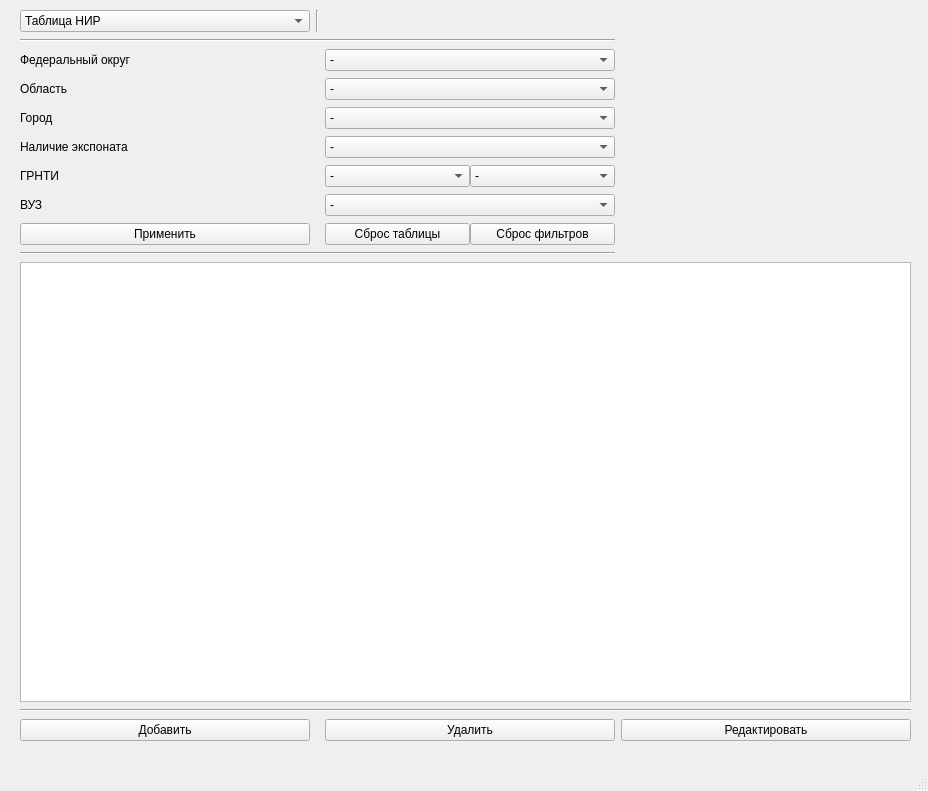
First picture: the form in MainForm.ui, repository KozlovIA/Qt-DataBase, before the edit.
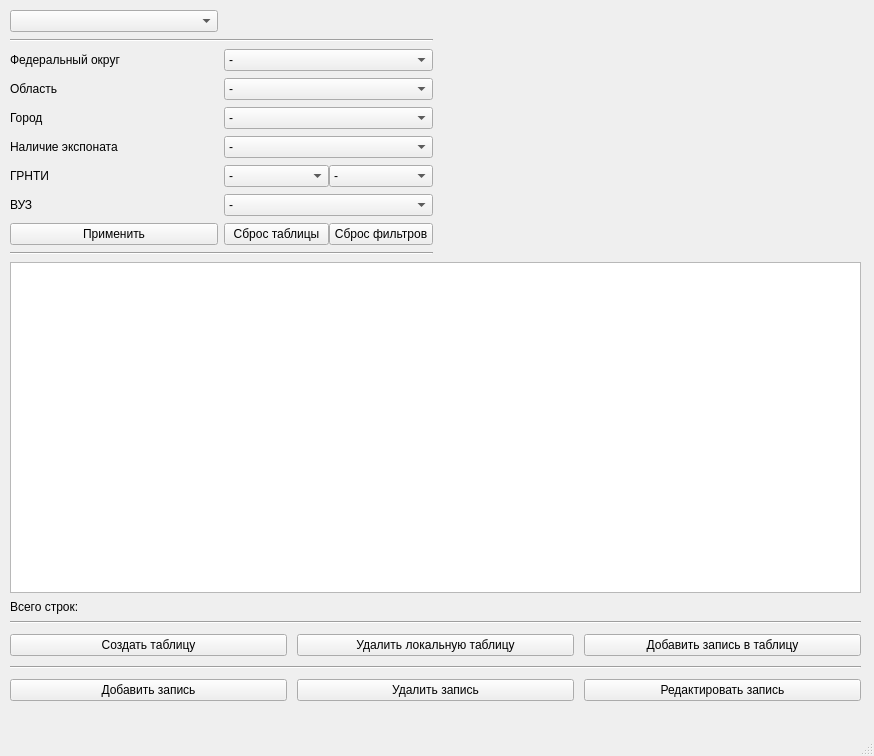
Second picture: the form after the edit. Icons and pictures are not drawn.

What changed in the file:
```diff
--- a/MainForm.ui
+++ b/MainForm.ui
@@ -9,8 +9,8 @@
    <rect>
     <x>0</x>
     <y>0</y>
-    <width>928</width>
-    <height>791</height>
+    <width>874</width>
+    <height>756</height>
    </rect>
   </property>
   <property name="sizePolicy">
@@ -39,13 +39,13 @@
    <widget class="QWidget" name="gridLayoutWidget">
     <property name="geometry">
      <rect>
-      <x>10</x>
+      <x>0</x>
       <y>0</y>
-      <width>911</width>
-      <height>751</height>
+      <width>871</width>
+      <height>711</height>
      </rect>
     </property>
-    <layout class="QGridLayout" name="gridLayout" rowstretch="0,0,0,0,0,0,0,0,0,0,0,0,0,0,0" columnstretch="0,0,0,0">
+    <layout class="QGridLayout" name="gridLayout" rowstretch="0,0,0,0,0,0,0,0,0,0,0,0,0,0" columnstretch="0,0,0,0">
      <property name="sizeConstraint">
       <enum>QLayout::SetNoConstraint</enum>
      </property>
@@ -67,16 +67,34 @@
      <property name="verticalSpacing">
       <number>7</number>
      </property>
-     <item row="7" column="2">
-      <widget class="QComboBox" name="university_cb">
-       <item>
-        <property name="text">
-         <string>-</string>
-        </property>
-       </item>
+     <item row="0" column="1" colspan="2">
+      <widget class="QLabel" name="dbInfo">
+       <property name="enabled">
+        <bool>true</bool>
+       </property>
+       <property name="text">
+        <string/>
+       </property>
+       <property name="alignment">
+        <set>Qt::AlignCenter</set>
+       </property>
       </widget>
      </item>
-     <item row="5" column="2">
+     <item row="3" column="0">
+      <widget class="QLabel" name="region_lb">
+       <property name="text">
+        <string>Область</string>
+       </property>
+      </widget>
+     </item>
+     <item row="1" column="0" colspan="2">
+      <widget class="Line" name="line_3">
+       <property name="orientation">
+        <enum>Qt::Horizontal</enum>
+       </property>
+      </widget>
+     </item>
+     <item row="5" column="1">
       <widget class="QComboBox" name="preference_exibit_cb">
        <item>
         <property name="text">
@@ -85,13 +103,6 @@
        </item>
       </widget>
      </item>
-     <item row="4" column="0">
-      <widget class="QLabel" name="city_lb">
-       <property name="text">
-        <string>Город</string>
-       </property>
-      </widget>
-     </item>
      <item row="2" column="0">
       <widget class="QLabel" name="federalDistrict_lb">
        <property name="text">
@@ -99,42 +110,10 @@
        </property>
       </widget>
      </item>
-     <item row="4" column="2">
-      <widget class="QComboBox" name="city_cb">
-       <item>
-        <property name="text">
-         <string>-</string>
-        </property>
-       </item>
-      </widget>
-     </item>
-     <item row="1" column="0" colspan="3">
-      <widget class="Line" name="line_3">
-       <property name="orientation">
-        <enum>Qt::Horizontal</enum>
-       </property>
-      </widget>
-     </item>
-     <item row="10" column="0" colspan="4">
-      <widget class="QTableView" name="tableView">
-       <property name="enabled">
-        <bool>true</bool>
-       </property>
-       <property name="editTriggers">
-        <set>QAbstractItemView::NoEditTriggers</set>
-       </property>
-       <property name="gridStyle">
-        <enum>Qt::SolidLine</enum>
-       </property>
-       <property name="sortingEnabled">
-        <bool>true</bool>
-       </property>
-      </widget>
-     </item>
-     <item row="9" column="0" colspan="3">
-      <widget class="Line" name="line_4">
-       <property name="orientation">
-        <enum>Qt::Horizontal</enum>
+     <item row="8" column="0">
+      <widget class="QPushButton" name="apply_filtering_bn">
+       <property name="text">
+        <string>Применить</string>
        </property>
       </widget>
      </item>
@@ -148,51 +127,83 @@
        </property>
       </widget>
      </item>
-     <item row="14" column="0">
-      <widget class="QPushButton" name="AddField">
-       <property name="text">
-        <string>Добавить</string>
-       </property>
+     <item row="8" column="1">
+      <layout class="QHBoxLayout" name="horizontalLayout">
+       <item>
+        <widget class="QPushButton" name="reset_table_filtering_bn">
+         <property name="text">
+          <string>Сброс таблицы</string>
+         </property>
+        </widget>
+       </item>
+       <item>
+        <widget class="QPushButton" name="reset_filtering_bn">
+         <property name="text">
+          <string>Сброс фильтров</string>
+         </property>
+        </widget>
+       </item>
+      </layout>
+     </item>
+     <item row="4" column="1">
+      <widget class="QComboBox" name="city_cb">
+       <item>
+        <property name="text">
+         <string>-</string>
+        </property>
+       </item>
       </widget>
      </item>
+     <item row="3" column="1">
+      <widget class="QComboBox" name="region_cb">
+       <item>
+        <property name="text">
+         <string>-</string>
+        </property>
+       </item>
+      </widget>
+     </item>
+     <item row="7" column="1">
+      <widget class="QComboBox" name="university_cb">
+       <item>
+        <property name="text">
+         <string>-</string>
+        </property>
+       </item>
+      </widget>
+     </item>
+     <item row="6" column="1">
+      <layout class="QHBoxLayout" name="horizontalLayout_3">
+       <item>
+        <widget class="QComboBox" name="GRNTI_1_cb">
+         <item>
+          <property name="text">
+           <string>-</string>
+          </property>
+         </item>
+        </widget>
+       </item>
+       <item>
+        <widget class="QComboBox" name="GRNTI_2_cb">
+         <item>
+          <property name="text">
+           <string>-</string>
+          </property>
+         </item>
+        </widget>
+       </item>
+      </layout>
+     </item>
      <item row="0" column="0">
-      <widget class="QComboBox" name="choiceTable">
+      <widget class="QComboBox" name="choiceTable"/>
+     </item>
+     <item row="2" column="1">
+      <widget class="QComboBox" name="federalDistrict_cb">
        <item>
         <property name="text">
-         <string>Таблица НИР</string>
+         <string>-</string>
         </property>
        </item>
-       <item>
-        <property name="text">
-         <string>Таблица ВУЗов</string>
-        </property>
-       </item>
-       <item>
-        <property name="text">
-         <string>Таблица ГРНТИ</string>
-        </property>
-       </item>
-      </widget>
-     </item>
-     <item row="14" column="3">
-      <widget class="QPushButton" name="EditField">
-       <property name="text">
-        <string>Редактировать</string>
-       </property>
-      </widget>
-     </item>
-     <item row="14" column="2">
-      <widget class="QPushButton" name="deleteButton">
-       <property name="text">
-        <string>Удалить</string>
-       </property>
-      </widget>
-     </item>
-     <item row="3" column="0">
-      <widget class="QLabel" name="region_lb">
-       <property name="text">
-        <string>Область</string>
-       </property>
       </widget>
      </item>
      <item row="7" column="0">
@@ -202,8 +213,8 @@
        </property>
       </widget>
      </item>
-     <item row="13" column="0" colspan="4">
-      <widget class="Line" name="line">
+     <item row="9" column="0" colspan="2">
+      <widget class="Line" name="line_4">
        <property name="orientation">
         <enum>Qt::Horizontal</enum>
        </property>
@@ -216,89 +227,97 @@
        </property>
       </widget>
      </item>
-     <item row="6" column="2">
-      <layout class="QHBoxLayout" name="horizontalLayout_3">
-       <item>
-        <widget class="QComboBox" name="GRNTI_1_cb">
-         <item>
-          <property name="text">
-           <string>-</string>
-          </property>
-         </item>
-        </widget>
-       </item>
-       <item>
-        <widget class="QComboBox" name="GRNTI_2_cb">
-         <item>
-          <property name="text">
-           <string>-</string>
-          </property>
-         </item>
-        </widget>
-       </item>
-      </layout>
-     </item>
-     <item row="0" column="1">
-      <widget class="Line" name="line_2">
-       <property name="orientation">
-        <enum>Qt::Vertical</enum>
+     <item row="13" column="0" colspan="4">
+      <layout class="QGridLayout" name="gridLayout_2">
+       <property name="spacing">
+        <number>10</number>
        </property>
-      </widget>
+       <item row="2" column="0" colspan="3">
+        <widget class="Line" name="line">
+         <property name="orientation">
+          <enum>Qt::Horizontal</enum>
+         </property>
+        </widget>
+       </item>
+       <item row="1" column="0">
+        <widget class="QPushButton" name="CreateNewTable_bn">
+         <property name="text">
+          <string>Создать таблицу</string>
+         </property>
+        </widget>
+       </item>
+       <item row="1" column="1">
+        <widget class="QPushButton" name="deleteTable_bn">
+         <property name="text">
+          <string>Удалить локальную таблицу</string>
+         </property>
+        </widget>
+       </item>
+       <item row="1" column="2">
+        <widget class="QPushButton" name="editEntery_bn">
+         <property name="text">
+          <string>Добавить запись в таблицу</string>
+         </property>
+        </widget>
+       </item>
+       <item row="3" column="2">
+        <widget class="QPushButton" name="EditField">
+         <property name="text">
+          <string>Редактировать запись</string>
+         </property>
+        </widget>
+       </item>
+       <item row="3" column="0">
+        <widget class="QPushButton" name="AddField">
+         <property name="text">
+          <string>Добавить запись</string>
+         </property>
+        </widget>
+       </item>
+       <item row="3" column="1">
+        <widget class="QPushButton" name="deleteButton">
+         <property name="text">
+          <string>Удалить запись</string>
+         </property>
+        </widget>
+       </item>
+       <item row="0" column="0" colspan="3">
+        <widget class="Line" name="line_2">
+         <property name="orientation">
+          <enum>Qt::Horizontal</enum>
+         </property>
+        </widget>
+       </item>
+      </layout>
      </item>
-     <item row="8" column="0">
-      <widget class="QPushButton" name="apply_filtering_bn">
+     <item row="4" column="0">
+      <widget class="QLabel" name="city_lb">
        <property name="text">
-        <string>Применить</string>
+        <string>Город</string>
        </property>
       </widget>
      </item>
-     <item row="8" column="2">
-      <layout class="QHBoxLayout" name="horizontalLayout">
-       <item>
-        <widget class="QPushButton" name="reset_table_filtering_bn">
-         <property name="text">
-          <string>Сброс таблицы</string>
-         </property>
-        </widget>
-       </item>
-       <item>
-        <widget class="QPushButton" name="reset_filtering_bn">
-         <property name="text">
-          <string>Сброс фильтров</string>
-         </property>
-        </widget>
-       </item>
-      </layout>
-     </item>
-     <item row="2" column="2">
-      <widget class="QComboBox" name="federalDistrict_cb">
-       <item>
-        <property name="text">
-         <string>-</string>
-        </property>
-       </item>
-      </widget>
-     </item>
-     <item row="0" column="2" colspan="2">
-      <widget class="QLabel" name="dbInfo">
+     <item row="10" column="0" colspan="4">
+      <widget class="QTableView" name="tableView">
        <property name="enabled">
         <bool>true</bool>
        </property>
-       <property name="text">
-        <string/>
+       <property name="editTriggers">
+        <set>QAbstractItemView::NoEditTriggers</set>
        </property>
-       <property name="alignment">
-        <set>Qt::AlignCenter</set>
+       <property name="gridStyle">
+        <enum>Qt::SolidLine</enum>
+       </property>
+       <property name="sortingEnabled">
+        <bool>true</bool>
        </property>
       </widget>
      </item>
-     <item row="3" column="2">
-      <widget class="QComboBox" name="region_cb">
-       <item>
-        <property name="text">
-         <string>-</string>
-        </property>
-       </item>
+     <item row="11" column="0">
+      <widget class="QLabel" name="recNum_lb">
+       <property name="text">
+        <string>Всего строк: </string>
+       </property>
       </widget>
      </item>
     </layout>
```
Left out of the diff: 2 changed lines with no effect on the pictures.
